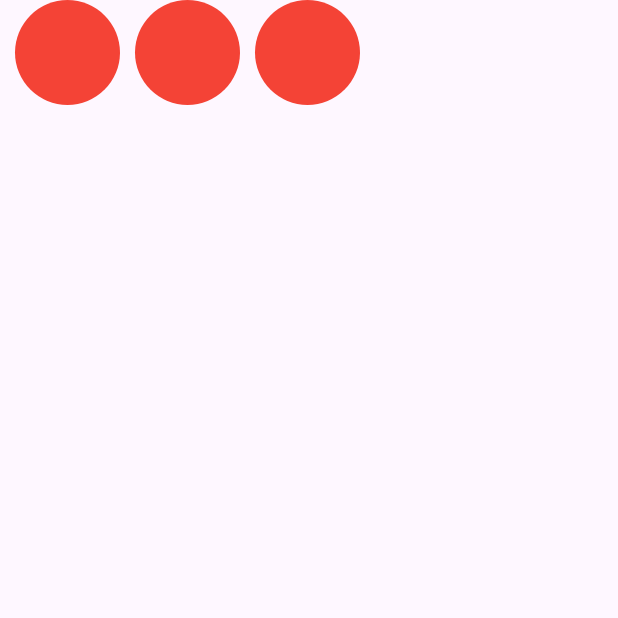
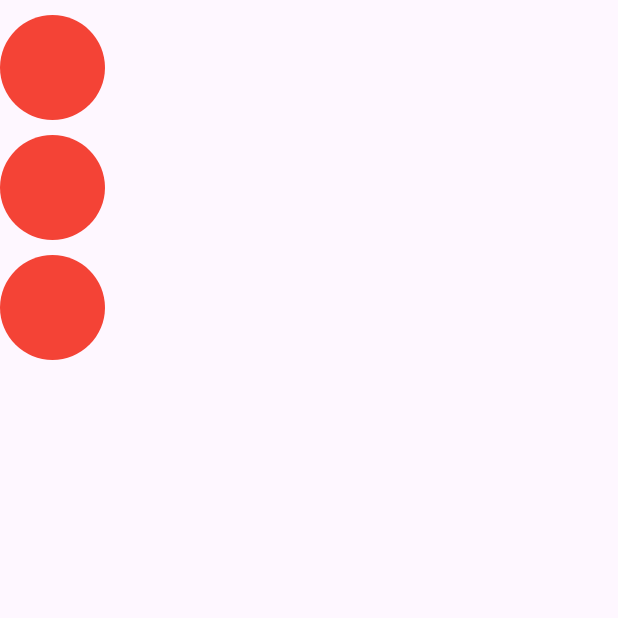
Before and after one commit to badolmajumdar123/Flutter, a Flutter app: the screen it shows after launch, on a phone screen of 412 x 824 dp, the top half of it. Run offline on Flutter 3.47's test engine with Material 3 defaults, Android fonts, the phone set to English and light mode, and no system bars.

Commit message:
PracticeColumn
Co-authored-by: Copilot <copilot@github.com>

```diff
--- /dev/null
+++ b/lib/PracticeColum.dart
@@ -0,0 +1,48 @@
+import 'package:flutter/material.dart';
+
+class PracticeColumn extends StatefulWidget {
+  const PracticeColumn({super.key});
+
+  @override
+  State<PracticeColumn> createState() => _PracticeColumnState();
+}
+
+class _PracticeColumnState extends State<PracticeColumn> {
+  @override
+  Widget build(BuildContext context) {
+    return Scaffold(
+      body: Column(
+        children: [
+          SizedBox(height: 10),
+
+          Container(
+            height: 70,
+            width: 70,
+            decoration: BoxDecoration(
+              color: Colors.red,
+              borderRadius: BorderRadius.circular(50),
+            ),
+          ),
+          SizedBox(height: 10),
+          Container(
+            height: 70,
+            width: 70,
+            decoration: BoxDecoration(
+              color: Colors.red,
+              borderRadius: BorderRadius.circular(50),
+            ),
+          ),
+          SizedBox(height: 10),
+          Container(
+            height: 70,
+            width: 70,
+            decoration: BoxDecoration(
+              color: Colors.red,
+              borderRadius: BorderRadius.circular(50),
+            ),
+          ),
+        ],
+      ),
+    );
+  }
+}
--- a/lib/main.dart
+++ b/lib/main.dart
@@ -1,4 +1,4 @@
-import 'package:flu/practiceRow.dart';
+import 'package:flu/PracticeColum.dart';
 import 'package:flutter/material.dart';
 
 void main() {
@@ -16,7 +16,7 @@ class MyApp extends StatelessWidget {
 
       debugShowCheckedModeBanner: false,
 
-      home: PracticeRow(),
+      home: PracticeColumn(),
     );
   }
 }
```
